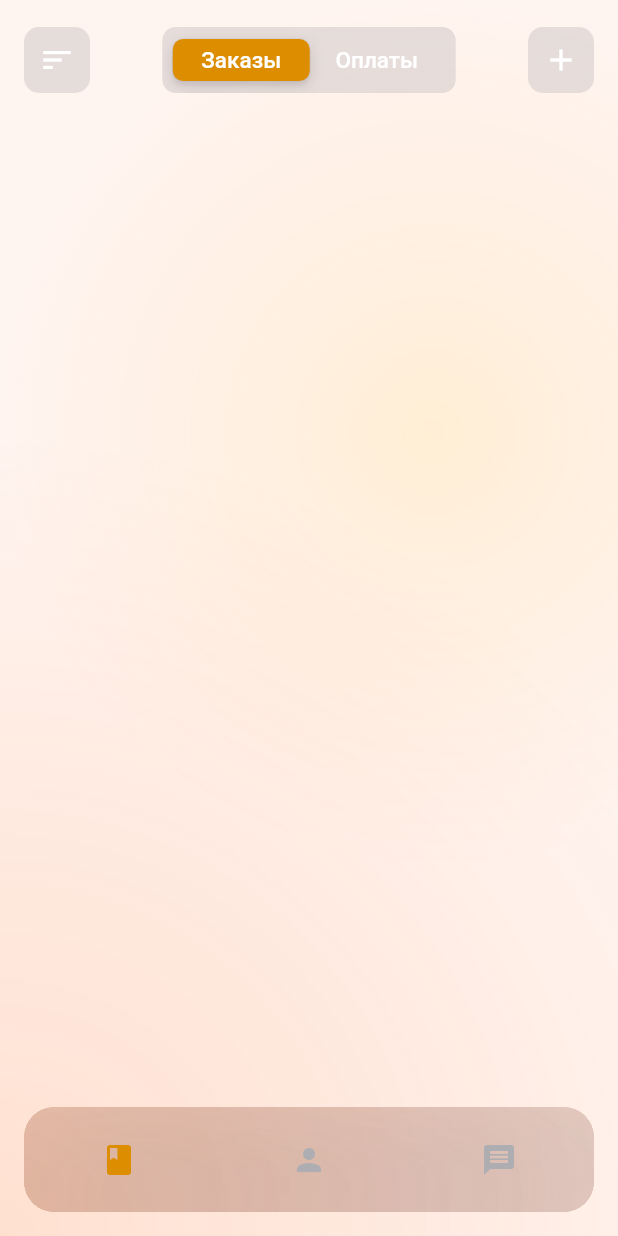
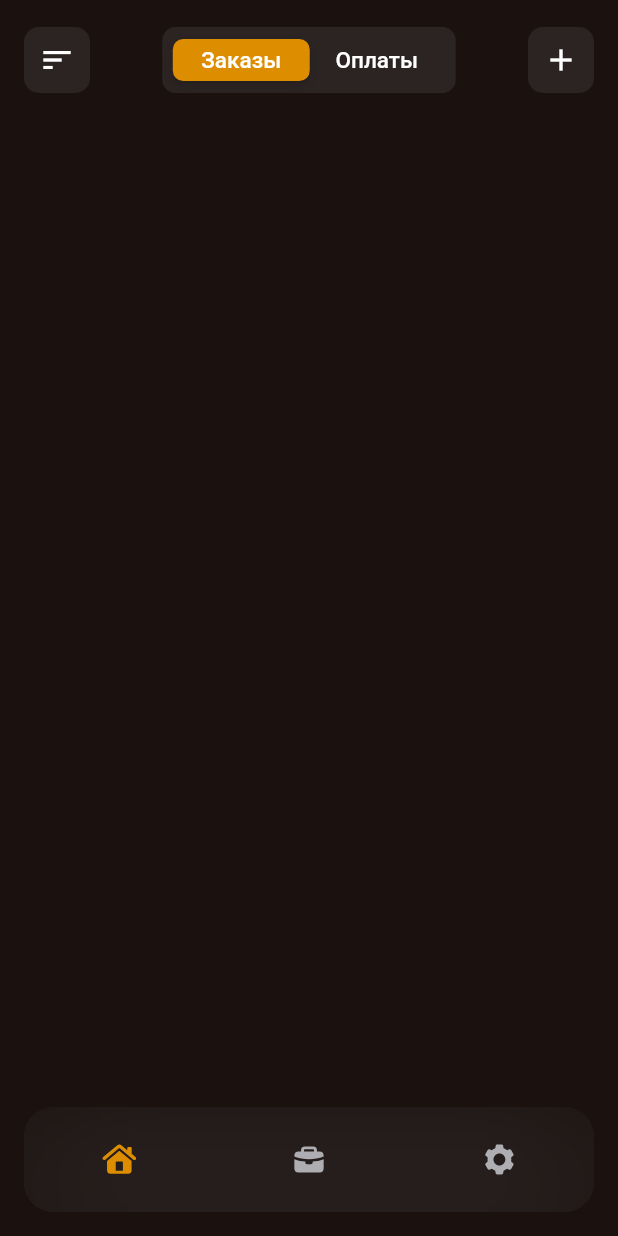
Before and after one commit to zolkiBy/smz_hack_track_5, a Flutter app: the TabBarPage screen opened directly, on a phone screen of 412 x 824 dp. Run offline on Flutter 3.47's test engine with Material 2 defaults, Android fonts, the phone set to English and light mode, and no system bars; our stand-ins replace flutter_svg.

Commit message:
finished tab bar

```diff
--- a/lib/main.dart
+++ b/lib/main.dart
@@ -1,5 +1,6 @@
 import 'package:flutter/material.dart';
 import 'package:flutter_app/presentation/login/login_page.dart';
+import 'package:flutter_app/utils/nx_colors.dart';
 
 void main() {
   runApp(MyApp());
@@ -12,7 +13,7 @@ class MyApp extends StatelessWidget {
       title: 'Flutter Demo',
       debugShowCheckedModeBanner: false,
       theme: ThemeData(
-        scaffoldBackgroundColor: Colors.transparent,
+        scaffoldBackgroundColor: NXColors.backgroundBlack,
         primaryColor: Colors.white,
       ),
       home: LoginPage(),
--- a/lib/presentation/components/widgets/background.dart
+++ b/lib/presentation/components/widgets/background.dart
@@ -9,7 +9,6 @@ class GradientedBackground extends StatelessWidget {
   Widget build(BuildContext context) {
     return Container(
         decoration: BoxDecoration(
-          color: Color(0xff1B120E),
           gradient: RadialGradient(
             center: Alignment(-1, 1),
             radius: 1.3,
--- a/lib/presentation/tab_bar/tab_bar_page.dart
+++ b/lib/presentation/tab_bar/tab_bar_page.dart
@@ -13,9 +13,9 @@ class TabBarPage extends StatefulWidget {
 
 class _TabBarPageState extends State<TabBarPage> {
   final tabItems = [
-    Icons.book,
-    Icons.person,
-    Icons.message,
+    'assets/icons/home.svg',
+    'assets/icons/work.svg',
+    'assets/icons/settings.svg',
   ];
 
   final _currentIndex = 0;
--- a/lib/presentation/tab_bar/widgets/nx_tab_bar.dart
+++ b/lib/presentation/tab_bar/widgets/nx_tab_bar.dart
@@ -2,9 +2,10 @@ import 'dart:ui';
 
 import 'package:flutter/material.dart';
 import 'package:flutter_app/utils/nx_colors.dart';
+import 'package:flutter_svg/svg.dart';
 
 class NXTabBar extends StatefulWidget {
-  final List<IconData> items;
+  final List<String> items;
   final int initialIndex;
   final void Function(int)? onChanged;
 
@@ -60,11 +61,15 @@ class _NXTabBarState extends State<NXTabBar> {
                     child: Container(
                       height: tabBarHeight,
                       color: Colors.transparent,
-                      child: Icon(
-                        item,
-                        color: _currentIndex == widget.items.indexOf(item)
-                            ? NXColors.orange
-                            : NXColors.systemGrey,
+                      child: Center(
+                        child: SvgPicture.asset(
+                          item,
+                          width: 44,
+                          height: 44,
+                          color: _currentIndex == widget.items.indexOf(item)
+                              ? NXColors.orange
+                              : NXColors.systemGrey,
+                        ),
                       ),
                     ),
                   ),
--- a/pubspec.yaml
+++ b/pubspec.yaml
@@ -24,10 +24,8 @@ dependencies:
   flutter:
     sdk: flutter
 
-
-  # The following adds the Cupertino Icons font to your application.
-  # Use with the CupertinoIcons class for iOS style icons.
   cupertino_icons: ^1.0.2
+  flutter_svg: ^0.22.0
 
 dev_dependencies:
   flutter_test:
```
Also changed, not shown: lib/presentation/login/login_page.dart (+9 -2 lines), assets/icons/home.svg (added), assets/icons/settings.svg (added), assets/icons/work.svg (added), pubspec.lock.
